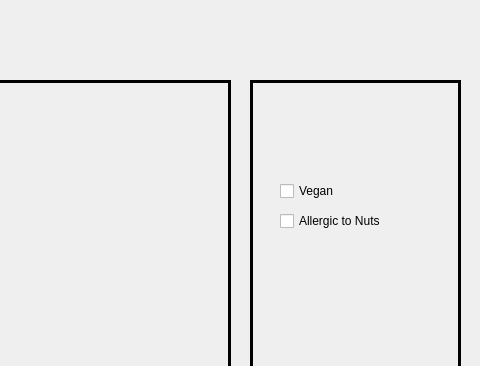
The window that s1Pantry.ui (ReneeTong/a8-edu-app) describes before a commit, drawn with Qt 5; both pictures show x 520 to 1000 and y 0 to 366 of the 1000 by 700 pixel window.
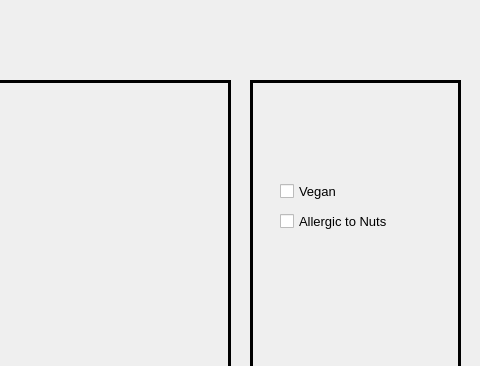
The same window after the commit. Custom widgets are drawn as their Qt base class.

```diff
--- a/s1Pantry.ui
+++ b/s1Pantry.ui
@@ -91,6 +91,7 @@
     <property name="font">
      <font>
       <family>Tahoma</family>
+      <pointsize>10</pointsize>
      </font>
     </property>
     <property name="text">
@@ -109,6 +110,7 @@
     <property name="font">
      <font>
       <family>Tahoma</family>
+      <pointsize>10</pointsize>
      </font>
     </property>
     <property name="text">
```
Left out of the diff: 5 changed lines with no effect on the pictures.
